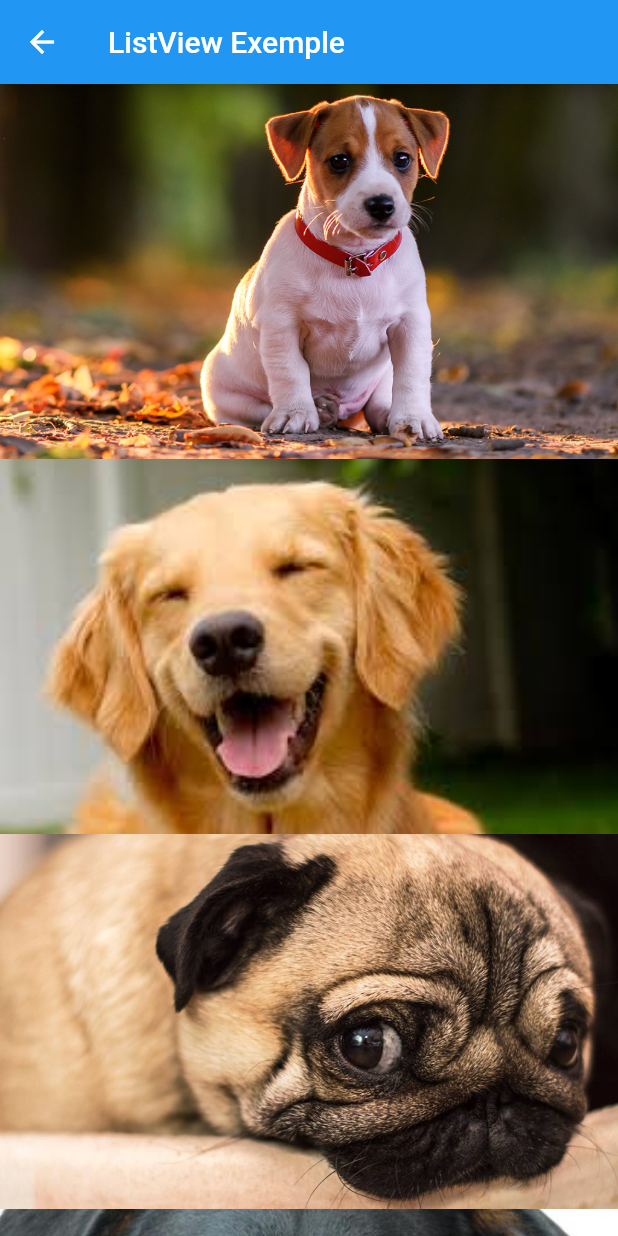
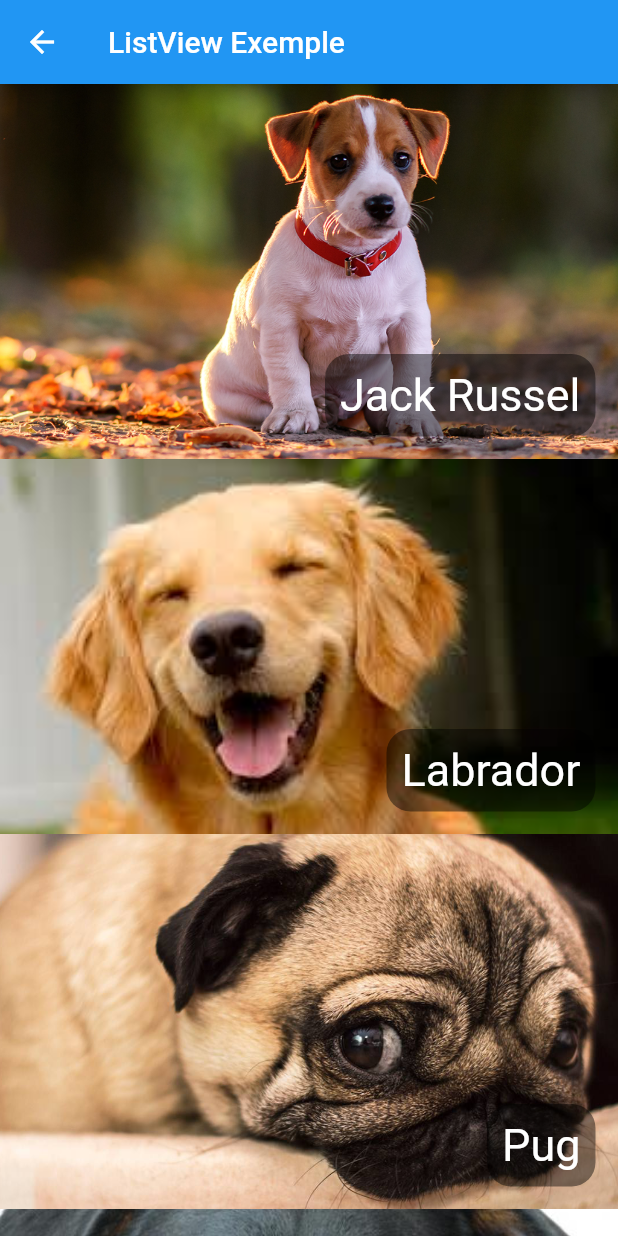
Before and after one commit to davihoffmann/widgets_example, a Flutter app: the HelloListView screen opened directly, on a phone screen of 412 x 824 dp. Run offline on Flutter 3.47's test engine with Material 2 defaults, Android fonts, the phone set to English and light mode, and no system bars.

Commit message:
Modificaçao do layout no listview utilizando o boxdecoration

```diff
--- a/lib/pages/hello_list_view.dart
+++ b/lib/pages/hello_list_view.dart
@@ -5,7 +5,6 @@ class Dog {
   final String foto;
 
   Dog(this.nome, this.foto);
-
 }
 
 class HelloListView extends StatelessWidget {
@@ -33,7 +32,30 @@ class HelloListView extends StatelessWidget {
       itemExtent: 250,
       itemBuilder: (context, index) {
         Dog dog = dogs[index];
-        return _img(dog.foto);
+        return Stack(
+          fit: StackFit.expand,
+          children: <Widget>[
+            _img(dog.foto),
+            Container(
+              alignment: Alignment.bottomRight,
+              child: Container(
+                margin: EdgeInsets.all(15),
+                padding: EdgeInsets.all(10),
+                decoration: BoxDecoration(
+                  color: Colors.black45,
+                  borderRadius: BorderRadius.circular(16)
+                ),
+                child: Text(
+                  dog.nome,
+                  style: TextStyle(
+                    color: Colors.white,
+                    fontSize: 30
+                  ),
+                ),
+              ),
+            )
+          ],
+        );
       },
     );
   }
```
